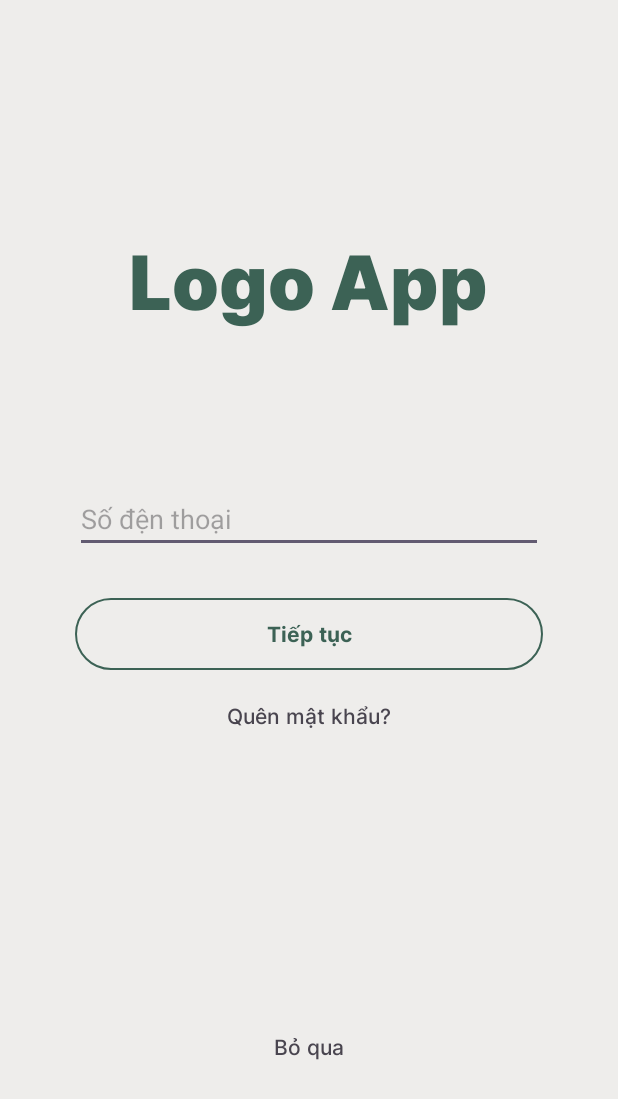
After one commit to QuangThaiCTC/mobile-app, an Android app: the LoginActivity screen opened directly, with no data from a screen before it, on a phone screen of 412 x 824 dp. The commit adds this screen. Shown: the top 1099 px of the screen. Run offline under Robolectric (Android 15) with nearby library versions, the phone set to English and light mode, and no system bars.

Commit message:
Thiet ke giao dien

```diff
--- a/app/src/main/AndroidManifest.xml
+++ b/app/src/main/AndroidManifest.xml
@@ -13,6 +13,9 @@
         android:theme="@style/Theme.MobileAppCutHair"
         tools:targetApi="34">
         <activity
+            android:name=".LoginActivity"
+            android:exported="false" />
+        <activity
             android:name=".MainActivity"
             android:exported="true">
             <intent-filter>
--- /dev/null
+++ b/app/src/main/java/com/school/mobileappcuthair/LoginActivity.java
@@ -0,0 +1,14 @@
+package com.school.mobileappcuthair;
+
+import androidx.appcompat.app.AppCompatActivity;
+
+import android.os.Bundle;
+
+public class LoginActivity extends AppCompatActivity {
+
+    @Override
+    protected void onCreate(Bundle savedInstanceState) {
+        super.onCreate(savedInstanceState);
+        setContentView(R.layout.activity_login);
+    }
+}
--- /dev/null
+++ b/app/src/main/res/layout/activity_login.xml
@@ -0,0 +1,61 @@
+<?xml version="1.0" encoding="utf-8"?>
+<LinearLayout xmlns:android="http://schemas.android.com/apk/res/android"
+    xmlns:app="http://schemas.android.com/apk/res-auto"
+    xmlns:tools="http://schemas.android.com/tools"
+    android:layout_width="match_parent"
+    android:layout_height="match_parent"
+    android:background="@color/gray"
+    android:paddingTop="150dp"
+    android:paddingHorizontal="50dp"
+    android:orientation="vertical"
+    tools:context=".LoginActivity">
+
+    <TextView
+        android:id="@+id/textView"
+        android:layout_width="wrap_content"
+        android:layout_height="wrap_content"
+        android:textSize="50dp"
+        android:textStyle="bold"
+        android:textColor="@color/primary"
+        android:fontFamily="@font/inter_black"
+        android:layout_gravity="center"
+        android:layout_marginBottom="100dp"
+        android:text="Logo App" />
+
+    <EditText
+        android:layout_width="match_parent"
+        android:layout_height="wrap_content"
+        android:textColor="@color/primary"
+        android:layout_marginBottom="30dp"
+        android:hint="Số đện thoại"
+        />
+
+    <Button
+        android:id="@+id/button"
+        android:layout_width="match_parent"
+        android:layout_height="wrap_content"
+        android:background="@drawable/button_main"
+        android:textColor="@color/primary"
+        android:fontFamily="@font/inter_bold"
+        android:text="Tiếp tục" />
+
+    <TextView
+        android:id="@+id/textView2"
+        android:layout_width="wrap_content"
+        android:layout_height="wrap_content"
+        android:layout_gravity="center"
+        android:layout_marginTop="20dp"
+        android:fontFamily="@font/inter_medium"
+        android:text="Quên mật khẩu?" />
+
+    <TextView
+        android:id="@+id/textView3"
+        android:layout_width="wrap_content"
+        android:layout_height="wrap_content"
+        android:layout_marginTop="200dp"
+        android:layout_gravity="center"
+        android:fontFamily="@font/inter_medium"
+        android:text="Bỏ qua" />
+
+
+</LinearLayout>
--- a/app/src/main/res/values-night/themes.xml
+++ b/app/src/main/res/values-night/themes.xml
@@ -3,5 +3,6 @@
     <style name="Base.Theme.MobileAppCutHair" parent="Theme.Material3.DayNight.NoActionBar">
         <!-- Customize your dark theme here. -->
         <!-- <item name="colorPrimary">@color/my_dark_primary</item> -->
+        <item name="colorPrimary">@color/primary</item>
     </style>
 </resources>
--- a/app/src/main/res/values/themes.xml
+++ b/app/src/main/res/values/themes.xml
@@ -3,6 +3,7 @@
     <style name="Base.Theme.MobileAppCutHair" parent="Theme.Material3.DayNight.NoActionBar">
         <!-- Customize your light theme here. -->
         <!-- <item name="colorPrimary">@color/my_light_primary</item> -->
+        <item name="colorPrimary">@color/primary</item>
     </style>
 
     <style name="Theme.MobileAppCutHair" parent="Base.Theme.MobileAppCutHair" />
```
